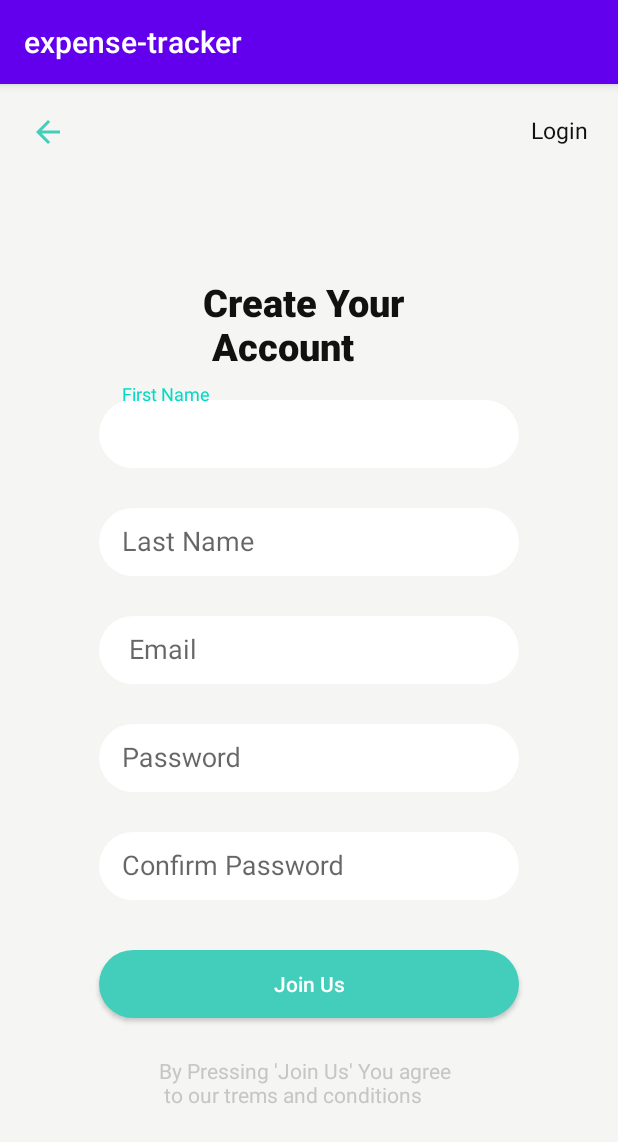
After one commit to sumanbhujel/expense-tracker, an Android app: the SignupActivity screen opened directly, with no data from a screen before it, on a phone screen of 412 x 824 dp. The commit adds this screen. Shown: the top 1142 px of the screen. Run offline under Robolectric (Android 15) with nearby library versions, the phone set to English and light mode, and no system bars.

Commit message:
SignupActivity is added, user model is created

```diff
--- a/app/build.gradle
+++ b/app/build.gradle
@@ -30,4 +30,6 @@ dependencies {
     androidTestImplementation 'androidx.test.ext:junit:1.1.1'
     androidTestImplementation 'androidx.test.espresso:espresso-core:3.2.0'
 
+    implementation 'com.google.android.material:material:1.1.0'
+
 }
--- a/app/src/main/AndroidManifest.xml
+++ b/app/src/main/AndroidManifest.xml
@@ -1,6 +1,6 @@
 <?xml version="1.0" encoding="utf-8"?>
 <manifest xmlns:android="http://schemas.android.com/apk/res/android"
-    package="com.agileproject.expense_tracker_app">
+    package="com.agileproject.expense_tracker">
 
     <application
         android:allowBackup="true"
@@ -8,7 +8,9 @@
         android:label="@string/app_name"
         android:roundIcon="@mipmap/ic_launcher_round"
         android:supportsRtl="true"
-        android:theme="@style/AppTheme">
+        android:theme="@style/AppTheme"
+        android:usesCleartextTraffic="true">
+        <activity android:name=".activities.SignupActivity"></activity>
         <activity android:name=".MainActivity">
             <intent-filter>
                 <action android:name="android.intent.action.MAIN" />
--- a/app/src/main/java/com/agileproject/expense_tracker_app/MainActivity.java
+++ b/app/src/main/java/com/agileproject/expense_tracker/MainActivity.java
@@ -1,8 +1,10 @@
-package com.agileproject.expense_tracker_app;
+package com.agileproject.expense_tracker;
 
 import androidx.appcompat.app.AppCompatActivity;
 
 import android.os.Bundle;
+
+import com.agileproject.expense_tracker.R;
 
 public class MainActivity extends AppCompatActivity {
 
--- /dev/null
+++ b/app/src/main/java/com/agileproject/expense_tracker/activities/SignupActivity.java
@@ -0,0 +1,16 @@
+package com.agileproject.expense_tracker.activities;
+
+import androidx.appcompat.app.AppCompatActivity;
+
+import android.os.Bundle;
+
+import com.agileproject.expense_tracker.R;
+
+public class SignupActivity extends AppCompatActivity {
+
+    @Override
+    protected void onCreate(Bundle savedInstanceState) {
+        super.onCreate(savedInstanceState);
+        setContentView(R.layout.activity_signup);
+    }
+}
--- /dev/null
+++ b/app/src/main/java/com/agileproject/expense_tracker/api/AuthAPI.java
@@ -0,0 +1,6 @@
+package com.agileproject.expense_tracker.api;
+
+public interface AuthAPI {
+
+
+}
--- /dev/null
+++ b/app/src/main/res/drawable/btn.xml
@@ -0,0 +1,5 @@
+<?xml version="1.0" encoding="utf-8"?>
+<shape xmlns:android="http://schemas.android.com/apk/res/android">
+     <solid android:color="@color/whitecolor"/>
+    <corners android:radius="100dp"/>
+</shape>
--- /dev/null
+++ b/app/src/main/res/drawable/ic_arrow_back_black_24dp.xml
@@ -0,0 +1,5 @@
+<vector android:height="24dp" android:tint="#43CEBB"
+    android:viewportHeight="24.0" android:viewportWidth="24.0"
+    android:width="24dp" xmlns:android="http://schemas.android.com/apk/res/android">
+    <path android:fillColor="#FF000000" android:pathData="M20,11H7.83l5.59,-5.59L12,4l-8,8 8,8 1.41,-1.41L7.83,13H20v-2z"/>
+</vector>
--- /dev/null
+++ b/app/src/main/res/drawable/ic_face_black_24dp.xml
@@ -0,0 +1,5 @@
+<vector android:height="24dp" android:tint="#43CEBB"
+    android:viewportHeight="24.0" android:viewportWidth="24.0"
+    android:width="24dp" xmlns:android="http://schemas.android.com/apk/res/android">
+    <path android:fillColor="#FF000000" android:pathData="M9,11.75c-0.69,0 -1.25,0.56 -1.25,1.25s0.56,1.25 1.25,1.25 1.25,-0.56 1.25,-1.25 -0.56,-1.25 -1.25,-1.25zM15,11.75c-0.69,0 -1.25,0.56 -1.25,1.25s0.56,1.25 1.25,1.25 1.25,-0.56 1.25,-1.25 -0.56,-1.25 -1.25,-1.25zM12,2C6.48,2 2,6.48 2,12s4.48,10 10,10 10,-4.48 10,-10S17.52,2 12,2zM12,20c-4.41,0 -8,-3.59 -8,-8 0,-0.29 0.02,-0.58 0.05,-0.86 2.36,-1.05 4.23,-2.98 5.21,-5.37C11.07,8.33 14.05,10 17.42,10c0.78,0 1.53,-0.09 2.25,-0.26 0.21,0.71 0.33,1.47 0.33,2.26 0,4.41 -3.59,8 -8,8z"/>
+</vector>
--- /dev/null
+++ b/app/src/main/res/drawable/joinbtn.xml
@@ -0,0 +1,5 @@
+<?xml version="1.0" encoding="utf-8"?>
+<shape xmlns:android="http://schemas.android.com/apk/res/android">
+     <solid android:color="@color/greencolor"/>
+    <corners android:radius="100dp"/>
+</shape>
--- a/app/src/main/res/layout/activity_main.xml
+++ b/app/src/main/res/layout/activity_main.xml
@@ -4,7 +4,7 @@
     xmlns:tools="http://schemas.android.com/tools"
     android:layout_width="match_parent"
     android:layout_height="match_parent"
-    tools:context=".MainActivity">
+    tools:context="com.agileproject.expense_tracker.MainActivity">
 
     <TextView
         android:layout_width="wrap_content"
--- /dev/null
+++ b/app/src/main/res/layout/activity_signup.xml
@@ -0,0 +1,178 @@
+<?xml version="1.0" encoding="utf-8"?>
+<LinearLayout xmlns:android="http://schemas.android.com/apk/res/android"
+    xmlns:tools="http://schemas.android.com/tools"
+    android:layout_width="match_parent"
+    android:layout_height="match_parent"
+    android:background="@color/lightwhite"
+    android:orientation="vertical"
+    android:padding="10dp"
+    tools:context=".activities.SignupActivity">
+
+    <LinearLayout
+        android:layout_width="match_parent"
+        android:layout_height="wrap_content"
+        android:orientation="horizontal"
+        android:padding="10dp">
+
+        <ImageView
+            android:layout_width="wrap_content"
+            android:layout_height="wrap_content"
+            android:src="@drawable/ic_arrow_back_black_24dp" />
+
+        <TextView
+            android:layout_width="match_parent"
+            android:layout_height="wrap_content"
+            android:onClick="showLoginForm"
+            android:text="Login"
+            android:gravity="end"
+            android:textColor="@color/blackcolor"
+            android:textSize="15sp"/>
+
+    </LinearLayout>
+
+    <LinearLayout
+        android:layout_width="match_parent"
+        android:layout_height="match_parent"
+        android:gravity="center"
+        android:orientation="vertical">
+
+        <TextView
+            android:layout_width="wrap_content"
+            android:layout_height="wrap_content"
+            android:layout_gravity="center"
+            android:fontFamily="sans-serif-medium"
+            android:text="@string/Label_1"
+            android:textColor="@color/blackcolor"
+            android:textSize="25sp"
+            android:textStyle="bold" />
+
+        <!-- First Name Label -->
+        <com.google.android.material.textfield.TextInputLayout
+            android:id="@+id/et_firstname"
+            android:layout_width="match_parent"
+            android:layout_height="wrap_content"
+            android:layout_marginTop="8dp"
+            android:layout_marginBottom="8dp">
+
+            <com.google.android.material.textfield.TextInputEditText
+
+                android:layout_width="280dp"
+                android:layout_height="45dp"
+                android:layout_gravity="center"
+                android:layout_marginTop="35dp"
+                android:background="@drawable/btn"
+                android:hint="@string/first_name"
+                android:inputType="textPersonName"
+                android:paddingLeft="15dp"
+                android:textColorHint="@color/fullwhite" />
+        </com.google.android.material.textfield.TextInputLayout>
+
+        <!-- Lastname  Label -->
+        <com.google.android.material.textfield.TextInputLayout
+            android:id="@+id/et_lastname"
+            android:layout_width="match_parent"
+            android:layout_height="wrap_content"
+            android:layout_marginTop="8dp"
+            android:layout_marginBottom="8dp">
+
+            <com.google.android.material.textfield.TextInputEditText
+
+                android:layout_width="280dp"
+                android:layout_height="45dp"
+                android:layout_gravity="center"
+                android:layout_marginTop="10dp"
+                android:background="@drawable/btn"
+                android:hint="@string/last_name"
+                android:inputType="textPersonName"
+                android:paddingLeft="15dp"
+                android:textColorHint="@color/fullwhite" />
+        </com.google.android.material.textfield.TextInputLayout>
+
+        <!-- Email Label -->
+        <com.google.android.material.textfield.TextInputLayout
+            android:id="@+id/et_email"
+            android:layout_width="match_parent"
+            android:layout_height="wrap_content"
+            android:layout_marginTop="8dp"
+            android:layout_marginBottom="8dp">
+
+            <com.google.android.material.textfield.TextInputEditText
+
+                android:layout_width="280dp"
+                android:layout_height="45dp"
+                android:layout_gravity="center"
+                android:layout_marginTop="10dp"
+                android:background="@drawable/btn"
+                android:hint=" Email "
+                android:inputType="textEmailAddress"
+                android:paddingLeft="15dp"
+                android:textColorHint="@color/fullwhite" />
+        </com.google.android.material.textfield.TextInputLayout>
+
+
+        <!-- Password Label -->
+        <com.google.android.material.textfield.TextInputLayout
+            android:id="@+id/et_password"
+            android:layout_width="match_parent"
+            android:layout_height="wrap_content"
+            android:layout_marginTop="8dp"
+            android:layout_marginBottom="8dp">
+
+            <com.google.android.material.textfield.TextInputEditText
+
+                android:layout_width="280dp"
+                android:layout_height="45dp"
+                android:layout_gravity="center"
+                android:layout_marginTop="10dp"
+                android:background="@drawable/btn"
+                android:hint="@string/password"
+                android:inputType="textPassword"
+                android:paddingLeft="15dp"
+                android:textColorHint="@color/fullwhite" />
+        </com.google.android.material.textfield.TextInputLayout>
+
+        <!-- Confirm Password Label -->
+        <com.google.android.material.textfield.TextInputLayout
+            android:id="@+id/et_confirmpassword"
+            android:layout_width="match_parent"
+            android:layout_height="wrap_content"
+            android:layout_marginTop="8dp"
+            android:layout_marginBottom="8dp">
+
+            <com.google.android.material.textfield.TextInputEditText
+                android:layout_width="280dp"
+                android:layout_height="45dp"
+                android:layout_gravity="center"
+                android:layout_marginTop="10dp"
+                android:background="@drawable/btn"
+                android:hint="@string/confirm_password"
+                android:inputType="textPassword"
+                android:paddingLeft="15dp"
+                android:textColorHint="@color/fullwhite"
+                android:paddingStart="15dp"
+                tools:ignore="RtlSymmetry" />
+        </com.google.android.material.textfield.TextInputLayout>
+
+
+        <Button
+            android:id="@+id/btn_joinus"
+            android:layout_width="280dp"
+            android:layout_height="45dp"
+            android:layout_marginTop="25dp"
+            android:background="@drawable/joinbtn"
+            android:text="@string/join_us"
+            android:textAllCaps="false"
+            android:textColor="@color/whitecolor"
+            tools:ignore="OnClick" />
+
+        <TextView
+            android:layout_width="200dp"
+            android:layout_height="wrap_content"
+            android:layout_marginTop="25dp"
+            android:text="@string/terms"
+            android:textColor="@color/fullwhite" />
+
+    </LinearLayout>
+
+
+</LinearLayout>
--- a/app/src/main/res/values/colors.xml
+++ b/app/src/main/res/values/colors.xml
@@ -3,4 +3,10 @@
     <color name="colorPrimary">#6200EE</color>
     <color name="colorPrimaryDark">#3700B3</color>
     <color name="colorAccent">#03DAC5</color>
+
+    <color name="blackcolor">#111111</color>
+    <color name="greencolor">#43CEBB</color>
+    <color name="lightwhite">#F5F5F3</color>
+    <color name="whitecolor">#fff</color>
+    <color name="fullwhite">#C6C6C6</color>
 </resources>
--- a/app/src/main/res/values/strings.xml
+++ b/app/src/main/res/values/strings.xml
@@ -1,3 +1,13 @@
 <resources>
-    <string name="app_name">expense-tracker-app</string>
+    <string name="app_name">expense-tracker</string>
+
+    <string name="Label_1">Create Your \n Account</string>
+    <string name="first_name">First Name</string>
+    <string name="last_name">Last Name</string>
+    <string name="confirm_password">Confirm Password</string>
+    <string name="join_us">Join Us</string>
+    <string name="terms">By Pressing \'Join Us\' You agree\n to our trems and conditions</string>
+    <string name="log_in">Log in</string>
+    <string name="password">Password</string>
+    <string name="email">Email</string>
 </resources>
```
Also changed, not shown: app/src/main/java/com/agileproject/expense_tracker/models/User.java (added, +42 -0 lines), app/src/main/res/drawable/img.xml (added, +9 -0 lines), 4 other files.
